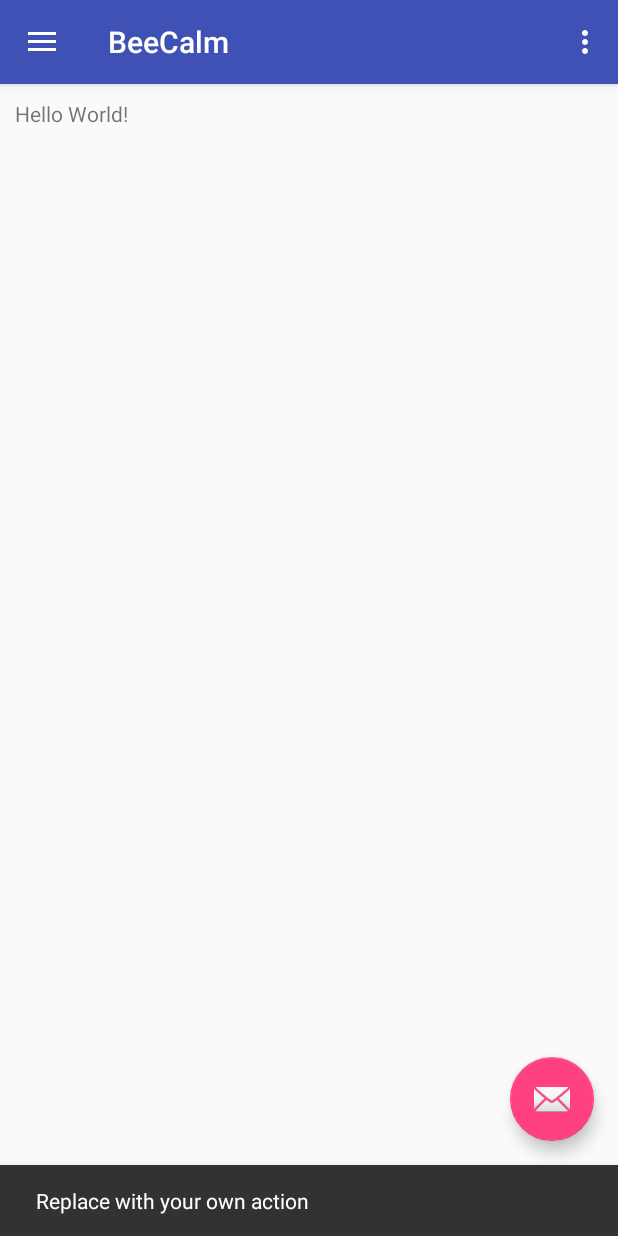
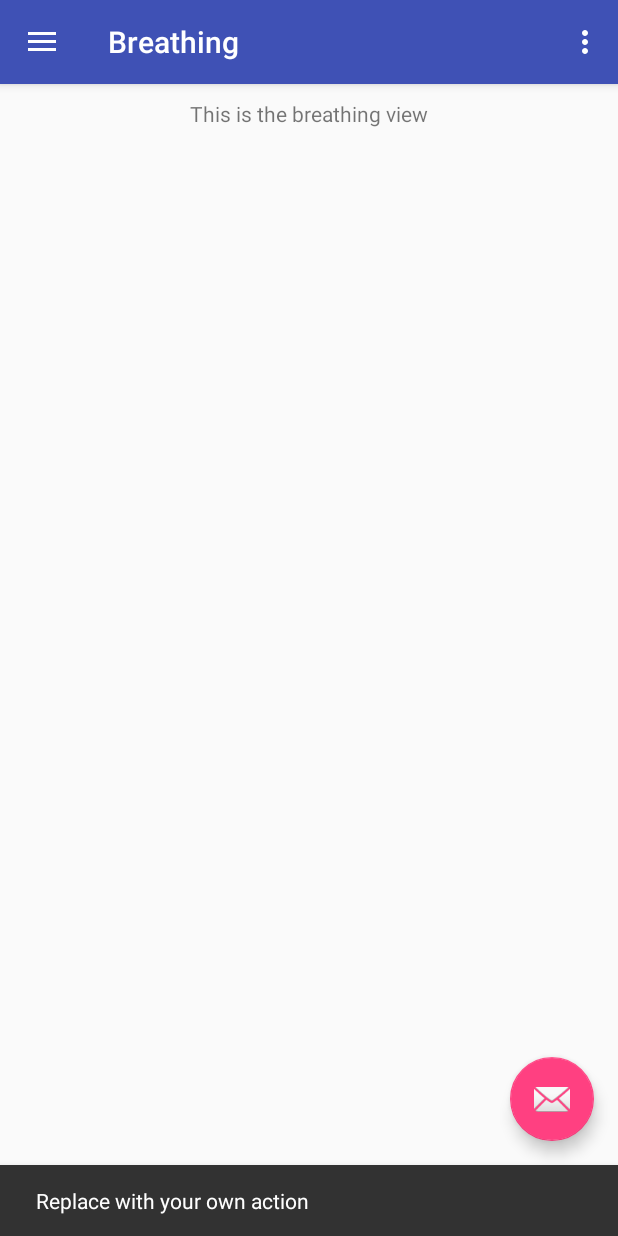
Before and after one commit to courtneyrae23/BeeCalm, an Android app: the screen it shows after launch (SideBarActivity), after a tap on an icon or button, on a phone screen of 412 x 824 dp. Run offline under Robolectric (Android 15) with nearby library versions, the phone set to English and light mode, and no system bars.

Commit message:
refactor the setting activity to a setting fragment. And added breathing fragment.

```diff
--- a/BeeCalm/mobile/src/main/AndroidManifest.xml
+++ b/BeeCalm/mobile/src/main/AndroidManifest.xml
@@ -8,8 +8,6 @@
         android:label="@string/app_name"
         android:supportsRtl="true"
         android:theme="@style/AppTheme">
-
-        <activity android:name=".SettingActivity"></activity>
 
         <activity android:name=".WelcomeActivity">
             <intent-filter>
--- /dev/null
+++ b/BeeCalm/mobile/src/main/java/wecare/beecalm/BreathingFragment.java
@@ -0,0 +1,19 @@
+package wecare.beecalm;
+
+import android.os.Bundle;
+import android.support.v4.app.Fragment;
+import android.view.LayoutInflater;
+import android.view.View;
+import android.view.ViewGroup;
+
+/**
+ * Created by Zhuosi on 4/16/16.
+ */
+public class BreathingFragment extends Fragment {
+    @Override
+    public View onCreateView(LayoutInflater inflater, ViewGroup container,
+                             Bundle savedInstanceState) {
+        // Inflate the layout for this fragment
+        return inflater.inflate(R.layout.breathing_view, container, false);
+    }
+}
--- a/BeeCalm/mobile/src/main/java/wecare/beecalm/SideBarActivity.java
+++ b/BeeCalm/mobile/src/main/java/wecare/beecalm/SideBarActivity.java
@@ -4,6 +4,8 @@ import android.content.Intent;
 import android.os.Bundle;
 import android.support.design.widget.FloatingActionButton;
 import android.support.design.widget.Snackbar;
+import android.support.v4.app.Fragment;
+import android.support.v4.app.FragmentTransaction;
 import android.view.View;
 import android.support.design.widget.NavigationView;
 import android.support.v4.view.GravityCompat;
@@ -17,12 +19,16 @@ import android.view.MenuItem;
 public class SideBarActivity extends AppCompatActivity
         implements NavigationView.OnNavigationItemSelectedListener {
 
+    private boolean viewIsAtHome;
+
     @Override
     protected void onCreate(Bundle savedInstanceState) {
         super.onCreate(savedInstanceState);
         setContentView(R.layout.activity_side_bar);
         Toolbar toolbar = (Toolbar) findViewById(R.id.toolbar);
         setSupportActionBar(toolbar);
+
+        displayView(R.id.nav_breathing);
 
         FloatingActionButton fab = (FloatingActionButton) findViewById(R.id.fab);
         fab.setOnClickListener(new View.OnClickListener() {
@@ -48,10 +54,14 @@ public class SideBarActivity extends AppCompatActivity
         DrawerLayout drawer = (DrawerLayout) findViewById(R.id.drawer_layout);
         if (drawer.isDrawerOpen(GravityCompat.START)) {
             drawer.closeDrawer(GravityCompat.START);
+        }
+        if (!viewIsAtHome) { //if the current view is not the News fragment
+            displayView(R.id.nav_breathing); //display the News fragment
         } else {
-            super.onBackPressed();
+            moveTaskToBack(true);  //If view is in News fragment, exit application
         }
     }
+
 
     @Override
     public boolean onCreateOptionsMenu(Menu menu) {
@@ -79,27 +89,62 @@ public class SideBarActivity extends AppCompatActivity
     @Override
     public boolean onNavigationItemSelected(MenuItem item) {
         // Handle navigation view item clicks here.
-        int id = item.getItemId();
+//        int id = item.getItemId();
+//
+//        if (id == R.id.nav_setting) {
+//            Intent intent = new Intent(this, SettingActivity.class);
+//            startActivity(intent);
+//        } else if (id == R.id.nav_breathing) {
+//
+//        } else if (id == R.id.nav_mantras) {
+//
+//        } else if (id == R.id.nav_simon) {
+//
+//        } else if (id == R.id.nav_biofeedback) {
+//
+//        } else if (id == R.id.nav_tapping) {
+//
+//        } else if (id == R.id.nav_contacts) {
+//
+//        }
+//
+//        DrawerLayout drawer = (DrawerLayout) findViewById(R.id.drawer_layout);
+//        drawer.closeDrawer(GravityCompat.START);
+        displayView(item.getItemId());
+        return true;
+    }
 
-        if (id == R.id.nav_setting) {
-            Intent intent = new Intent(this, SettingActivity.class);
-            startActivity(intent);
-        } else if (id == R.id.nav_breathing) {
+    public void displayView(int viewId) {
 
-        } else if (id == R.id.nav_mantras) {
+        Fragment fragment = null;
+        String title = getString(R.string.app_name);
 
-        } else if (id == R.id.nav_simon) {
+        switch (viewId) {
+            case R.id.nav_setting:
+                fragment = new SettingFragment();
+                title  = "Setting";
+                viewIsAtHome = false;
+                break;
+            case R.id.nav_breathing:
+                fragment = new BreathingFragment();
+                title  = "Breathing";
+                viewIsAtHome = true;
+                break;
+        }
 
-        } else if (id == R.id.nav_biofeedback) {
+        if (fragment != null) {
+            FragmentTransaction ft = getSupportFragmentManager().beginTransaction();
+            ft.replace(R.id.content_frame, fragment);
+            ft.commit();
+        }
 
-        } else if (id == R.id.nav_tapping) {
-
-        } else if (id == R.id.nav_contacts) {
-
+        // set the toolbar title
+        if (getSupportActionBar() != null) {
+            getSupportActionBar().setTitle(title);
         }
 
         DrawerLayout drawer = (DrawerLayout) findViewById(R.id.drawer_layout);
         drawer.closeDrawer(GravityCompat.START);
-        return true;
+
     }
 }
--- /dev/null
+++ b/BeeCalm/mobile/src/main/res/layout/breathing_view.xml
@@ -0,0 +1,13 @@
+<?xml version="1.0" encoding="utf-8"?>
+<LinearLayout xmlns:android="http://schemas.android.com/apk/res/android"
+    android:orientation="vertical" android:layout_width="match_parent"
+    android:layout_height="match_parent">
+
+    <TextView
+        android:layout_width="wrap_content"
+        android:layout_height="wrap_content"
+        android:text="This is the breathing view"
+        android:id="@+id/textView"
+        android:layout_gravity="center_horizontal" />
+
+</LinearLayout>
--- a/BeeCalm/mobile/src/main/res/layout/content_side_bar.xml
+++ b/BeeCalm/mobile/src/main/res/layout/content_side_bar.xml
@@ -12,8 +12,8 @@
     tools:context="wecare.beecalm.SideBarActivity"
     tools:showIn="@layout/app_bar_side_bar">
 
-    <TextView
-        android:layout_width="wrap_content"
-        android:layout_height="wrap_content"
-        android:text="Hello World!" />
+    <FrameLayout
+        android:layout_width="match_parent"
+        android:layout_height="match_parent" android:id="@+id/content_frame"/>
+
 </RelativeLayout>
--- a/BeeCalm/mobile/src/main/res/layout/activity_setting.xml
+++ b/BeeCalm/mobile/src/main/res/layout/setting_view.xml
@@ -6,7 +6,7 @@
     <TextView
         android:layout_width="wrap_content"
         android:layout_height="wrap_content"
-        android:text="This is the setting activity, Fendy will be responsible of implementing this page"
+        android:text="This is the setting view, Fendy will be responsible of implementing this page"
         android:id="@+id/textView"
         android:layout_gravity="center_horizontal" />
 </LinearLayout>
```
Also changed, not shown: BeeCalm/mobile/src/main/java/wecare/beecalm/SettingActivity.java (deleted, +0 -16 lines), BeeCalm/mobile/src/main/java/wecare/beecalm/SettingFragment.java (added, +16 -0 lines).
